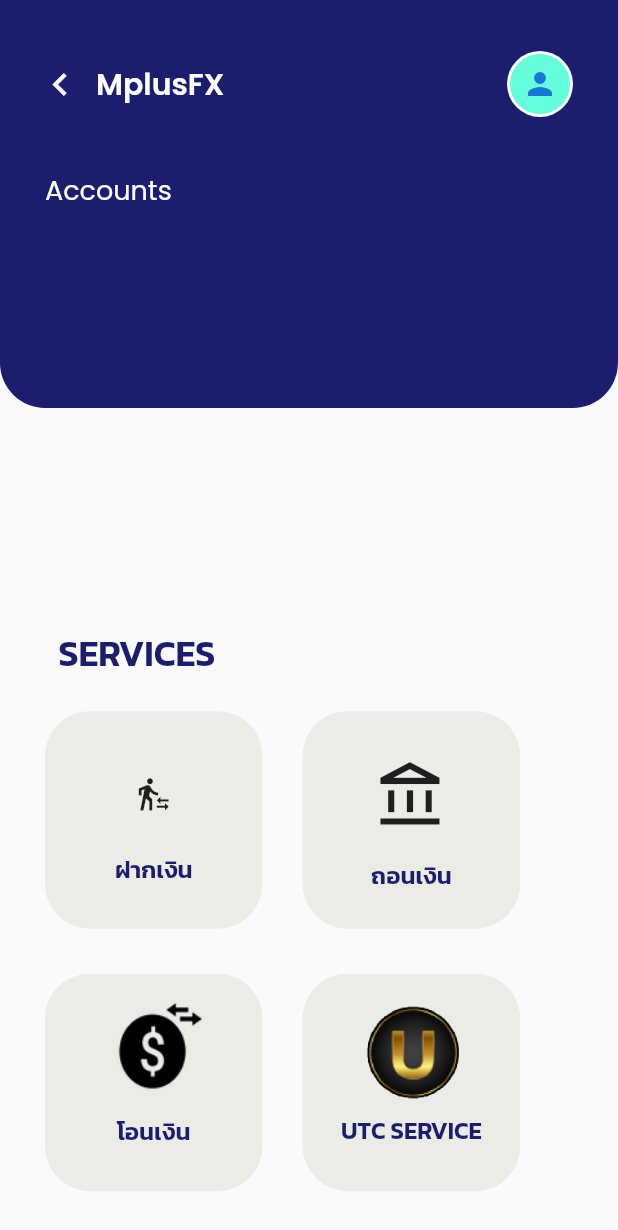
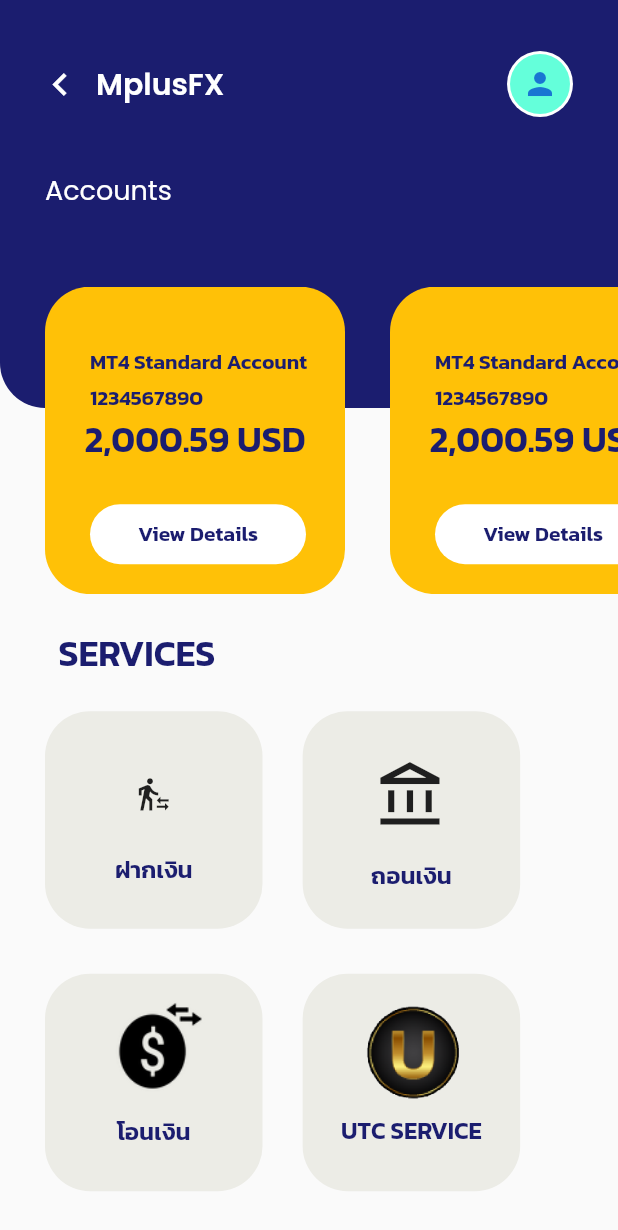
Before and after one commit to poramatw/mplus_fx, a Flutter app: the AccountDetails screen opened directly, on a phone screen of 412 x 824 dp. Shown: the top 1230 px of the screen. Run offline on Flutter 3.47's test engine with Material 2 defaults, Android fonts, the phone set to English and light mode, and no system bars; our stand-ins replace google_fonts.

Commit message:
Update back data

```diff
--- a/lib/widgets/cardViewdetails.dart
+++ b/lib/widgets/cardViewdetails.dart
@@ -15,22 +15,22 @@
 class _CallDataState extends State<CardViewdetails> {
   List gettData = [];
 
-  getData() async {
-    var url = Uri.parse("http://192.168.0.105/mplus_FX/viewDetail.php");
-    var response = await http.get(url);
-    if (response.statusCode == 200) {
-      setState(() {
-        gettData = jsonDecode(response.body);
-      });
-      return gettData;
-    }
-  }
+  // getData() async {
+  //   var url = Uri.parse("http://192.168.0.105/mplus_FX/viewDetail.php");
+  //   var response = await http.get(url);
+  //   if (response.statusCode == 200) {
+  //     setState(() {
+  //       gettData = jsonDecode(response.body);
+  //     });
+  //     return gettData;
+  //   }
+  // }
 
-  @override
-  void initState() {
-    super.initState();
-    getData();
-  }
+  // @override
+  // void initState() {
+  //   super.initState();
+  //   getData();
+  // }
 
   @override
   Widget build(BuildContext context) {
@@ -41,7 +41,7 @@
       child: ListView.builder(
           scrollDirection: Axis.horizontal,
           padding: EdgeInsets.only(left: 15, right: 15),
-          itemCount: gettData.length,
+          itemCount: 2, //gettData.length,
           itemBuilder: (context, index) {
             return Container(
                 margin: EdgeInsets.only(right: 15, left: 15),
@@ -55,7 +55,7 @@
                         left: 30,
                         top: 40,
                         child: Text(
-                          "MT4 " + gettData[index]['acc_type'] + " Account",
+                          "MT4 " + "Standard" + " Account",
                           style: TextStyle(
                               fontSize: 14,
                               color: Color.fromRGBO(27, 29, 111, 1),
@@ -65,7 +65,7 @@
                         left: 30,
                         top: 64,
                         child: Text(
-                          gettData[index]['acc_num'],
+                          "1234567890",
                           style: TextStyle(
                               fontSize: 14,
                               color: mainColor,
@@ -73,7 +73,7 @@
                         )),
                     Center(
                       child: Text(
-                        gettData[index]['acc_cd'] + " USD",
+                        "2,000.59" + " USD",
                         style: TextStyle(
                             fontSize: 24,
                             color: mainColor,
```
